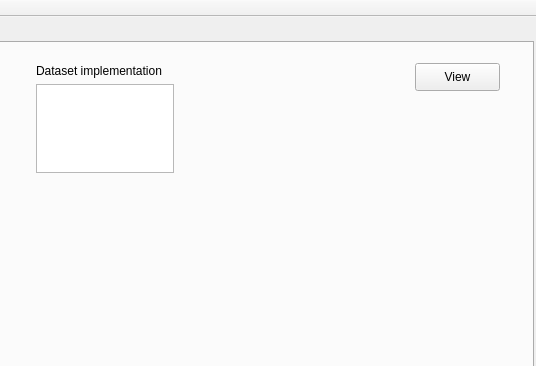
JdeRobot/DetectionMetrics, file DeepLearningSuite/DatasetEvaluationApp/mainwindow.ui: the form before one commit; both pictures show x 627 to 1163 and y 0 to 366 of the 1163 by 760 pixel window.
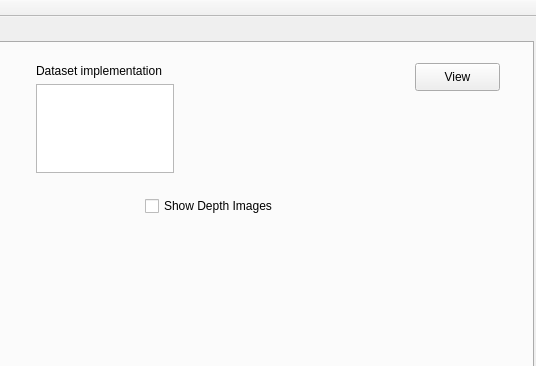
The form after the commit. The open tabs and pages were chosen to show the change.

What changed in the file:
```diff
--- a/DeepLearningSuite/DatasetEvaluationApp/mainwindow.ui
+++ b/DeepLearningSuite/DatasetEvaluationApp/mainwindow.ui
@@ -131,6 +131,22 @@
        </item>
       </layout>
      </widget>
+     <widget class="QCheckBox" name="checkBox_evaluator_show_depth">
+      <property name="geometry">
+       <rect>
+        <x>770</x>
+        <y>150</y>
+        <width>191</width>
+        <height>26</height>
+       </rect>
+      </property>
+      <property name="text">
+       <string>Show Depth Images</string>
+      </property>
+      <property name="checked">
+       <bool>false</bool>
+      </property>
+     </widget>
     </widget>
     <widget class="QWidget" name="tab_2">
      <attribute name="title">
```
